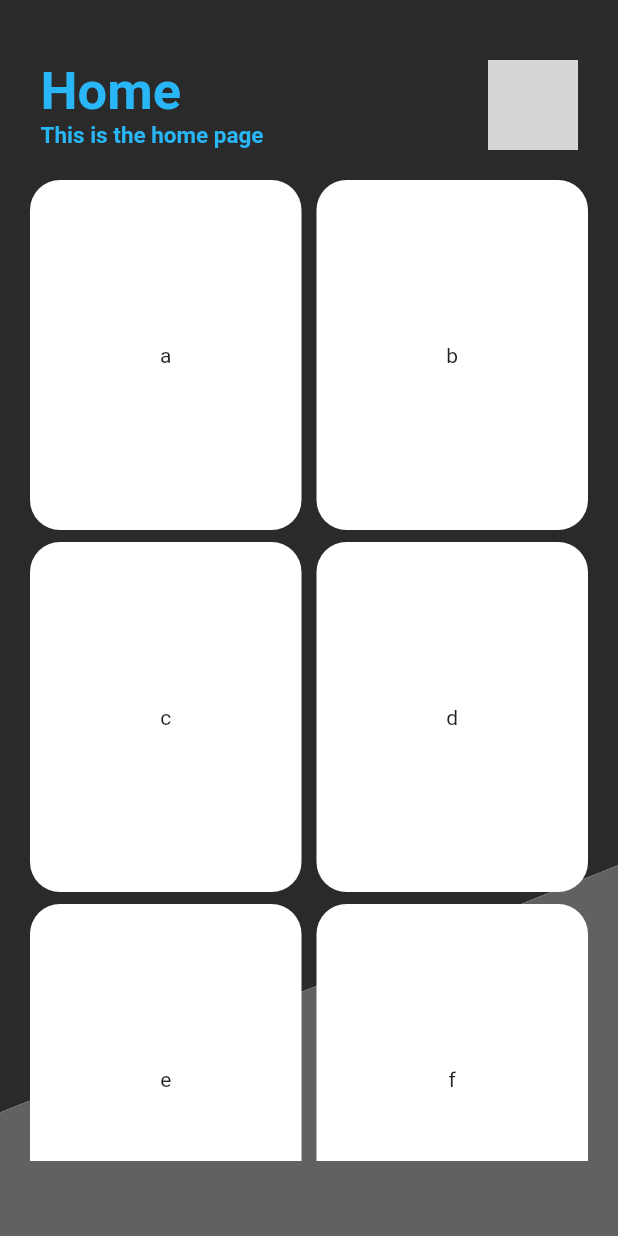
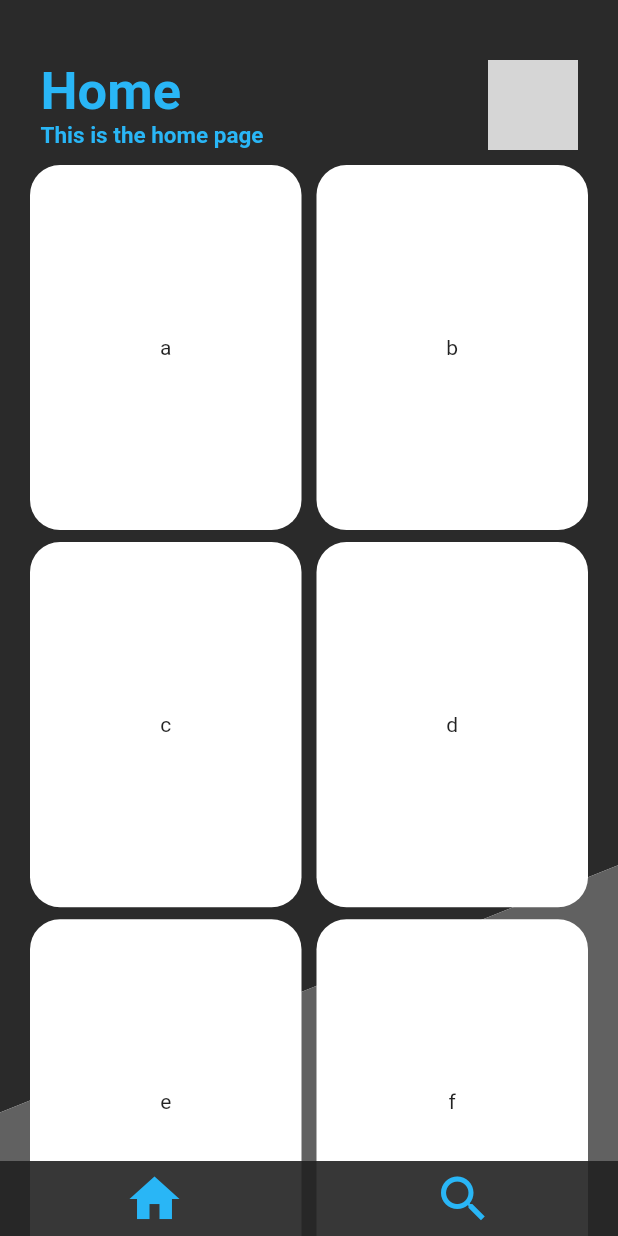
Before and after one commit to SzyAgustin/flutter_photify, a Flutter app: the screen it shows after launch, on a phone screen of 412 x 824 dp. Run offline on Flutter 3.47's test engine with Material 2 defaults, Android fonts, the phone set to English and light mode, and no system bars; network calls fail; grey boxes are pictures that could not be loaded.

Commit message:
bottom bar with opacity

```diff
--- a/lib/main.dart
+++ b/lib/main.dart
@@ -1,6 +1,7 @@
 import 'package:flutter/material.dart';
 import 'package:flutter_photify/src/main_background.dart';
 import 'package:flutter_photify/src/painter_tools/size_util.dart';
+import 'src/bottom_bar.dart';
 import 'src/photos_list.dart';
 import 'src/custom_appbar.dart';
 
@@ -26,6 +27,7 @@ class MyApp extends StatelessWidget {
               photoUrl: 'https://randomuser.me/api/portraits/men/11.jpg',
             ),
             PhotosList(),
+            BottomBar(),
           ],
         ),
       ),
--- /dev/null
+++ b/lib/src/bottom_bar.dart
@@ -0,0 +1,32 @@
+import 'package:flutter/material.dart';
+
+class BottomBar extends StatelessWidget {
+  @override
+  Widget build(BuildContext context) {
+    return Positioned(
+      bottom: 0,
+      right: 0,
+      left: 0,
+      child: Container(
+        color: Colors.grey[900].withOpacity(0.9),
+        height: 50,
+        child: Row(
+          mainAxisAlignment: MainAxisAlignment.spaceAround,
+          children: <Widget>[
+            Icon(
+              Icons.home,
+              color: Colors.lightBlue[400],
+              size: 40
+            ),
+            Icon(
+              Icons.search,
+              color: Colors.lightBlue[400],
+              size: 40
+            ),
+
+          ],
+        ),
+      ),
+    );
+  }
+}
--- a/lib/src/custom_appbar.dart
+++ b/lib/src/custom_appbar.dart
@@ -18,7 +18,7 @@ class CustomAppBar extends StatelessWidget {
         child: Row(
           mainAxisAlignment: MainAxisAlignment.spaceBetween,
           children: <Widget>[
-            //goBack,
+            //goBack, should show the button to go back to the last screen
             titleAndSub(),
             circleAvatar(),
           ],
--- a/lib/src/photos_list.dart
+++ b/lib/src/photos_list.dart
@@ -19,11 +19,12 @@ class PhotosList extends StatelessWidget {
 
   @override
   Widget build(BuildContext context) {
+    //for some reason, it is separating the starting of the grid too much from the beggining of the list.
     return Positioned(
-      top: 120,
+      top: 110,
       right: 0,
       left: 0,
-      bottom: 50,
+      bottom: 0,
       child: Padding(
         padding: const EdgeInsets.symmetric(horizontal: 20),
         child: photosList(context),
@@ -33,7 +34,7 @@ class PhotosList extends StatelessWidget {
 
   Widget photosList(BuildContext context) {
     return GridView.count(
-      childAspectRatio: 0.75,
+      childAspectRatio: 0.72,
       crossAxisCount: 2,
       crossAxisSpacing: 10,
       children: List.generate(photos.length, (i) {
```
